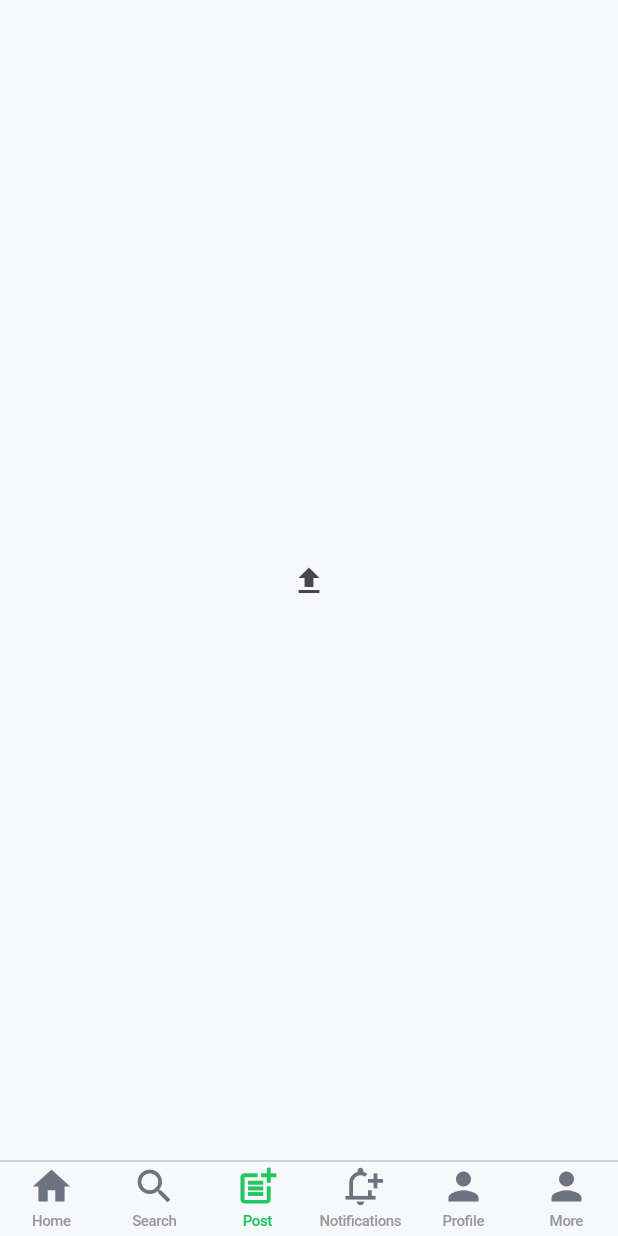
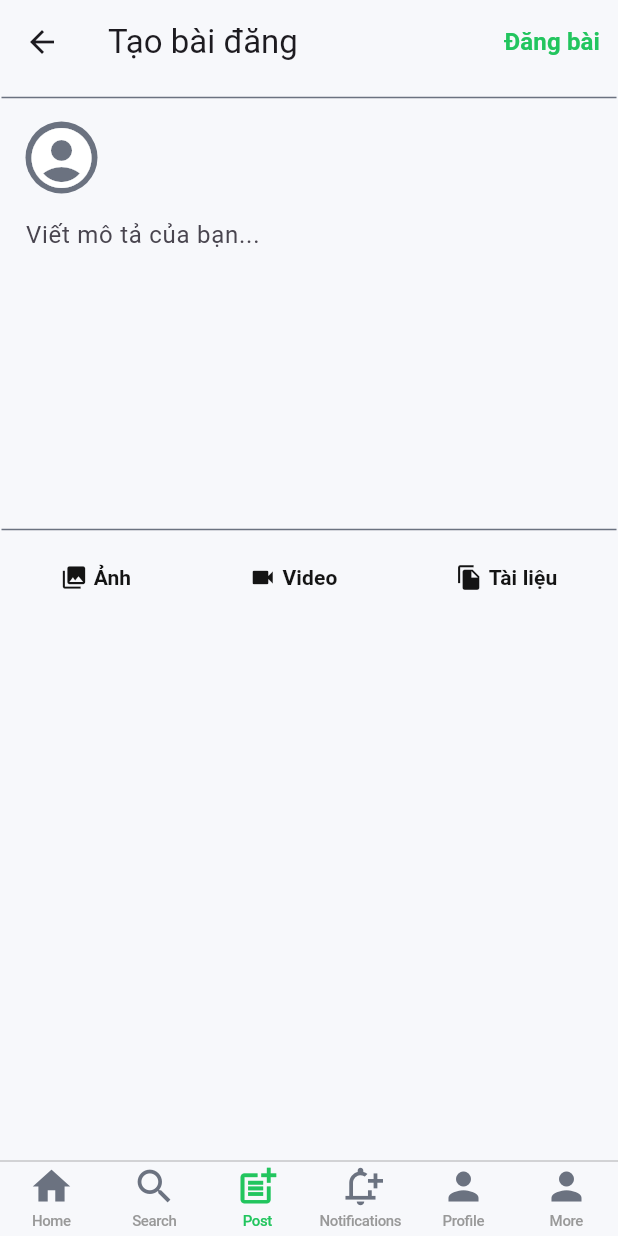
Before and after one commit to daoporo102/trevie-social-app, a Flutter app: the screen it shows once a user with an empty profile is signed in, swiped to page 3, on a phone screen of 412 x 824 dp. Run offline on Flutter 3.47's test engine with Material 3 defaults, Android fonts, the phone set to English and light mode, and no system bars; our stand-ins replace cloud_firestore, firebase_auth, firebase_core, firebase_storage, flutter_svg, image_picker; missing offline and left inert: firebase_app_check; accounts and stored records are empty; generated files the repository leaves out were written again; network calls fail.

Commit message:
feature(add-post): Update UI on Web & Android

```diff
--- a/lib/screens/add_post_screen.dart
+++ b/lib/screens/add_post_screen.dart
@@ -8,6 +8,7 @@ import 'package:social_media_app/responsive/mobile_screen_layout.dart';
 import 'package:social_media_app/responsive/responsive_layout_screen.dart';
 import 'package:social_media_app/responsive/web_screen_layout.dart';
 import 'package:social_media_app/utils/colors.dart';
+import 'package:social_media_app/utils/global_variables.dart';
 import 'package:social_media_app/utils/utils.dart';
 import 'package:social_media_app/widgets/custom_snack_bar.dart';
 
@@ -28,7 +29,8 @@ class _AddPostScreenState extends State<AddPostScreen> {
       context: context,
       builder: (context) {
         return SimpleDialog(
-          title: const Text('Tạo bài đăng'),
+          backgroundColor: mobileBackgroundColor,
+          title: const Text('Chọn ảnh cho bài đăng'),
           children: [
             SimpleDialogOption(
               padding: const EdgeInsets.all(20),
@@ -96,15 +98,6 @@ class _AddPostScreenState extends State<AddPostScreen> {
         displaySnackBar('Đăng bài thành công!', context, SnackBarType.success);
         clearImage();
         // Navigate to the feed screen
-        Navigator.of(context).pushAndRemoveUntil(
-          MaterialPageRoute(
-            builder: (_) => const ResponsiveLayout(
-              webScreenLayout: WebScreenLayout(),
-              mobileScreenLayout: MobileScreenLayout(),
-            ),
-          ),
-          (route) => false,
-        );
       } else {
         setState(() {
           _isLoading = false;
@@ -113,7 +106,11 @@ class _AddPostScreenState extends State<AddPostScreen> {
       }
     } catch (e) {
       avoidPrint(e.toString());
-      displaySnackBar("Có lỗi xảy ra, vui lòng thử lại sau.", context, SnackBarType.error);
+      displaySnackBar(
+        "Có lỗi xảy ra, vui lòng thử lại sau.",
+        context,
+        SnackBarType.error,
+      );
     }
   }
 
@@ -125,6 +122,7 @@ class _AddPostScreenState extends State<AddPostScreen> {
 
   @override
   Widget build(BuildContext context) {
+    final width = MediaQuery.of(context).size.width;
     // final User user = Provider.of<UserProvider>(context).getUser;
     final userProvider = Provider.of<UserProvider>(context);
     final user = userProvider.getUserrOrNull; // safer getter (see below)
@@ -132,26 +130,55 @@ class _AddPostScreenState extends State<AddPostScreen> {
       return const Center(child: CircularProgressIndicator());
     }
 
-    return _image == null
-        ? Scaffold(
+    return Scaffold(
+      appBar: AppBar(
         backgroundColor: mobileBackgroundColor,
-            body: Center(
-              child: IconButton(
-                onPressed: () => _selectImage(context),
-                icon: Icon(Icons.upload),
+        leading: width > webScreenSize
+            ? null
+            : IconButton(
+                onPressed: () {
+                  clearImage();
+                  // Navigate to the feed screen
+                  Navigator.of(context).pushAndRemoveUntil(
+                    MaterialPageRoute(
+                      builder: (context) => const ResponsiveLayout(
+                        mobileScreenLayout: MobileScreenLayout(),
+                        webScreenLayout: WebScreenLayout(),
                       ),
                     ),
-          )
-        : Scaffold(
-            appBar: AppBar(
-              backgroundColor: mobileBackgroundColor,
-              leading: IconButton(
-                onPressed: () => clearImage(),
+                    // remove all previous routes
+                    (route) => false,
+                  );
+                },
                 icon: const Icon(Icons.arrow_back),
               ),
-              title: const Text('Tạo bài đăng'),
-              centerTitle: false,
-              actions: [
+        title: width > webScreenSize
+            ? Row(
+                mainAxisAlignment: MainAxisAlignment.spaceBetween,
+                children: [
+                  const Spacer(), // Push title to center
+                  Text('Tạo bài đăng'),
+                  const Spacer(),
+                  TextButton(
+                    onPressed: () =>
+                        postImage(user.uid, user.displayName, user.photoUrl),
+                    child: const Text(
+                      'Đăng bài',
+                      style: TextStyle(
+                        color: appPrimaryColor,
+                        fontWeight: FontWeight.bold,
+                        fontSize: 16,
+                      ),
+                    ),
+                  ),
+                  const Spacer(), // Push title to center
+                ],
+              )
+            : const Text('Tạo bài đăng'),
+        centerTitle: width > webScreenSize ? true : false,
+        actions: width > webScreenSize
+            ? null
+            : [
                 TextButton(
                   onPressed: () =>
                       postImage(user.uid, user.displayName, user.photoUrl),
@@ -166,7 +193,27 @@ class _AddPostScreenState extends State<AddPostScreen> {
                 ),
               ],
       ),
-            body: Column(
+      body: SingleChildScrollView(
+        child: Container(
+          margin: EdgeInsets.symmetric(
+            horizontal: width > webScreenSize ? width * 0.3 : 0,
+            vertical: width > webScreenSize ? 15 : 0,
+          ),
+          decoration: BoxDecoration(
+            color: width > webScreenSize
+                ? webBackgroundColor
+                : mobileBackgroundColor,
+            borderRadius: width > webScreenSize
+                ? BorderRadius.circular(12)
+                : null,
+            border: Border.all(
+              color: width > webScreenSize
+                  ? primaryTextColor
+                  : mobileBackgroundColor,
+              width: 1,
+            ),
+          ),
+          child: Column(
             children: [
               _isLoading
                   ? const LinearProgressIndicator(
@@ -174,10 +221,18 @@ class _AddPostScreenState extends State<AddPostScreen> {
                       color: appPrimaryColor,
                     )
                   : Padding(padding: EdgeInsets.only(top: 0)),
-                const Divider(),
-                Row(
-                  mainAxisAlignment: MainAxisAlignment.spaceAround,
-                  crossAxisAlignment: CrossAxisAlignment.start,
+              ?width > webScreenSize
+                  ? null
+                  : const Divider(color: secondaryColor),
+              Container(
+                padding: const EdgeInsets.symmetric(
+                  horizontal: 16,
+                  vertical: 8,
+                ),
+                child: Row(
+                  spacing: 12,
+                  mainAxisAlignment: MainAxisAlignment.start,
+                  crossAxisAlignment: CrossAxisAlignment.center,
                   children: [
                     CircleAvatar(
                       radius: 24,
@@ -193,8 +248,21 @@ class _AddPostScreenState extends State<AddPostScreen> {
                             )
                           : null,
                     ),
-                    SizedBox(
-                      width: MediaQuery.of(context).size.width * 0.45,
+                    Text(
+                      user.displayName,
+                      style: const TextStyle(
+                        fontWeight: FontWeight.bold,
+                        fontSize: 16,
+                        color: primaryTextColor,
+                      ),
+                    ),
+                  ],
+                ),
+              ),
+              Padding(
+                padding: const EdgeInsets.symmetric(horizontal: 16.0),
+                child: SizedBox(
+                  width: width > webScreenSize ? width * 0.3 : double.infinity,
                   child: TextField(
                     controller: _textController,
                     decoration: const InputDecoration(
@@ -204,26 +272,52 @@ class _AddPostScreenState extends State<AddPostScreen> {
                     maxLines: 8,
                   ),
                 ),
-                    SizedBox(
-                      height: 45,
-                      width: 45,
-                      child: AspectRatio(
-                        aspectRatio: 487 / 451,
-                        child: Container(
-                          decoration: BoxDecoration(
-                            image: DecorationImage(
-                              fit: BoxFit.fill,
-                              alignment: FractionalOffset.topCenter,
-                              image: MemoryImage(_image!),
+              ),
+              const Divider(color: secondaryColor),
+              // show the selected image preview
+              _image == null
+                  ? Row(
+                      mainAxisAlignment: MainAxisAlignment.spaceAround,
+                      children: [
+                        customTextButton(
+                          icon: Icons.photo_library,
+                          label: 'Ảnh',
+                          onPressed: () => _selectImage(context),
+                        ),
+                        customTextButton(
+                          icon: Icons.videocam,
+                          label: 'Video',
+                          onPressed: () {},
+                        ),
+                        customTextButton(
+                          icon: Icons.file_copy,
+                          label: 'Tài liệu',
+                          onPressed: () {},
+                        ),
+                      ],
+                    )
+                  : Center(
+                      child: Stack(
+                        alignment: Alignment.topRight,
+                        children: [
+                          Image.memory(
+                            _image!,
+                            width: double.infinity,
+                            fit: BoxFit.contain,
+                          ),
+                          IconButton(
+                            icon: const Icon(
+                              Icons.cancel,
+                              color: secondaryColor,
+                            ),
+                            onPressed: clearImage,
+                          ),
+                        ],
                       ),
                     ),
+            ],
           ),
         ),
-                    ),
-                    const Divider(),
-                  ],
-                ),
-              ],
       ),
     );
   }
--- a/lib/utils/global_variables.dart
+++ b/lib/utils/global_variables.dart
@@ -1,10 +1,11 @@
 import 'package:firebase_auth/firebase_auth.dart';
-import 'package:flutter/cupertino.dart';
+import 'package:flutter/material.dart';
 import 'package:social_media_app/screens/add_post_screen.dart';
 import 'package:social_media_app/screens/feed_screen.dart';
 import 'package:social_media_app/screens/more_screen.dart';
 import 'package:social_media_app/screens/profile_screen.dart';
 import 'package:social_media_app/screens/search_screen.dart';
+import 'package:social_media_app/utils/colors.dart';
 
 const webScreenSize = 600;
 
@@ -36,3 +37,36 @@ List<Widget> homeWebScreenItems() {
     MoreScreen(uid: uid),
   ];
 }
+
+Widget customTextButton({
+  required IconData icon,
+  required String label,
+  required VoidCallback onPressed,
+}) {
+  return TextButton(
+    onHover:(value) => {
+      // You can add hover effects
+      if (value) {
+        // Mouse is hovering
+
+      } else {
+        // Mouse is not hovering
+      }
+    },
+    onPressed: onPressed,
+    child: Row(
+      mainAxisSize: MainAxisSize.min,
+      children: [
+        Icon(icon, color: primaryTextColor),
+        SizedBox(width: 4),
+        Text(
+          label,
+          style: TextStyle(
+            color: primaryTextColor,
+            fontWeight: FontWeight.bold,
+          ),
+        ),
+      ],
+    ),
+  );
+}
```
Lines whose indentation alone changed are shown as unchanged.
